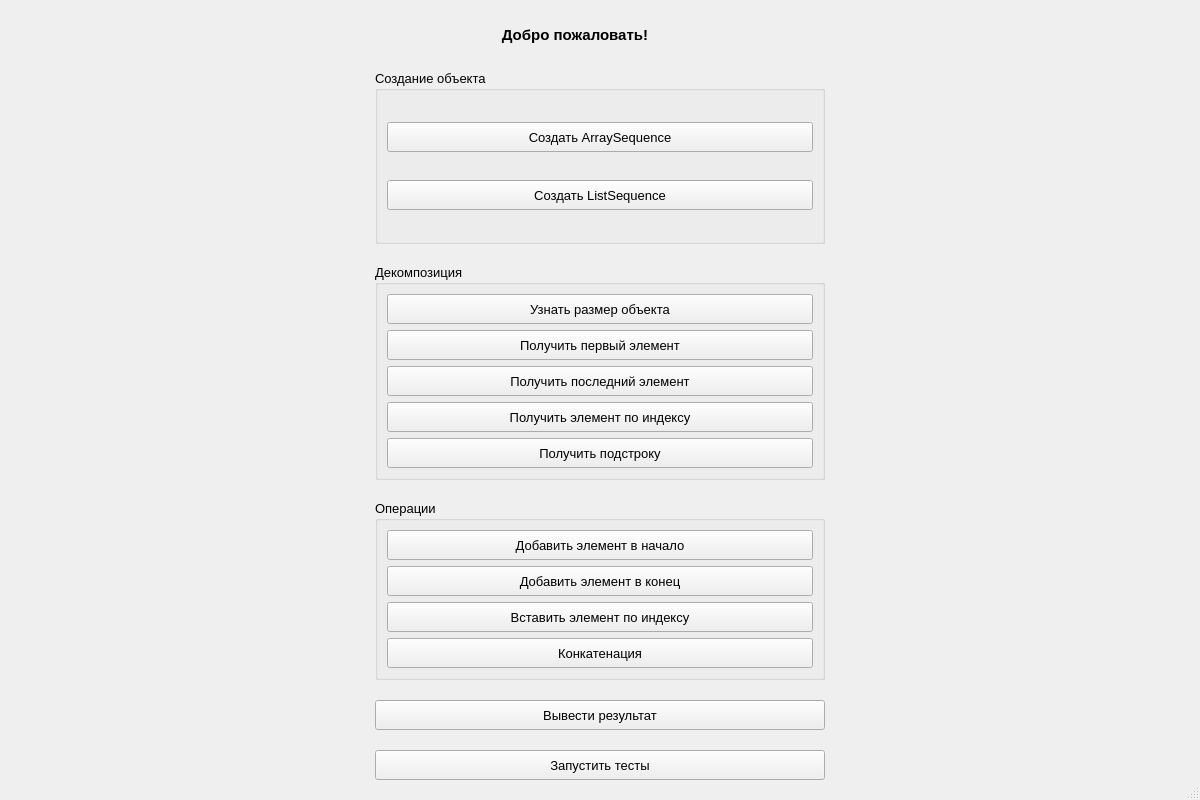
First picture: the form in app/mainwindow.ui, repository Defenderrus/Lab_22, before the edit.
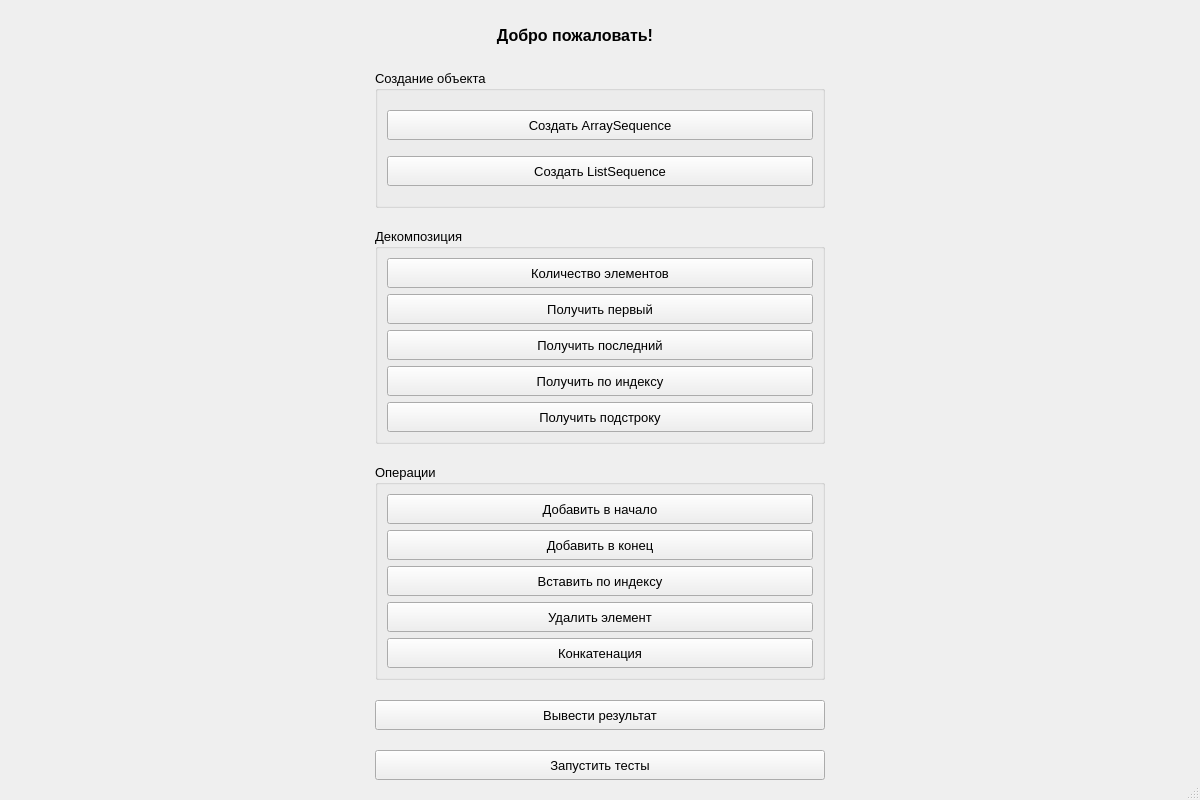
Second picture: the form after the edit.

Patch:
```diff
--- a/app/mainwindow.ui
+++ b/app/mainwindow.ui
@@ -18,8 +18,8 @@
   </property>
   <property name="font">
    <font>
-    <family>Arial</family>
-    <pointsize>12</pointsize>
+    <family>Segoe UI</family>
+    <pointsize>10</pointsize>
     <bold>false</bold>
    </font>
   </property>
@@ -33,13 +33,6 @@
      <height>800</height>
     </size>
    </property>
-   <property name="font">
-    <font>
-     <family>Arial</family>
-     <pointsize>10</pointsize>
-     <bold>false</bold>
-    </font>
-   </property>
    <layout class="QGridLayout" name="gridLayout">
     <property name="topMargin">
      <number>20</number>
@@ -60,8 +53,8 @@
       </property>
       <property name="font">
        <font>
-        <family>Arial</family>
-        <pointsize>11</pointsize>
+        <family>Segoe UI</family>
+        <pointsize>12</pointsize>
         <bold>true</bold>
        </font>
       </property>
@@ -94,7 +87,7 @@
           </size>
          </property>
          <property name="text">
-          <string>Добавить элемент в начало</string>
+          <string>Добавить в начало</string>
          </property>
         </widget>
        </item>
@@ -107,7 +100,7 @@
           </size>
          </property>
          <property name="text">
-          <string>Добавить элемент в конец</string>
+          <string>Добавить в конец</string>
          </property>
         </widget>
        </item>
@@ -120,7 +113,7 @@
           </size>
          </property>
          <property name="text">
-          <string>Вставить элемент по индексу</string>
+          <string>Вставить по индексу</string>
          </property>
         </widget>
        </item>
@@ -133,6 +126,19 @@
           </size>
          </property>
          <property name="text">
+          <string>Удалить элемент</string>
+         </property>
+        </widget>
+       </item>
+       <item>
+        <widget class="QPushButton" name="pushButton_12">
+         <property name="minimumSize">
+          <size>
+           <width>400</width>
+           <height>30</height>
+          </size>
+         </property>
+         <property name="text">
           <string>Конкатенация</string>
          </property>
         </widget>
@@ -161,7 +167,7 @@
           </size>
          </property>
          <property name="text">
-          <string>Узнать размер объекта</string>
+          <string>Количество элементов</string>
          </property>
         </widget>
        </item>
@@ -174,7 +180,7 @@
           </size>
          </property>
          <property name="text">
-          <string>Получить первый элемент</string>
+          <string>Получить первый</string>
          </property>
         </widget>
        </item>
@@ -187,7 +193,7 @@
           </size>
          </property>
          <property name="text">
-          <string>Получить последний элемент</string>
+          <string>Получить последний</string>
          </property>
         </widget>
        </item>
@@ -200,7 +206,7 @@
           </size>
          </property>
          <property name="text">
-          <string>Получить элемент по индексу</string>
+          <string>Получить по индексу</string>
          </property>
         </widget>
        </item>
@@ -221,7 +227,7 @@
      </widget>
     </item>
     <item row="4" column="0">
-     <widget class="QPushButton" name="pushButton_12">
+     <widget class="QPushButton" name="pushButton_13">
       <property name="minimumSize">
        <size>
         <width>400</width>
@@ -293,7 +299,7 @@
      </widget>
     </item>
     <item row="5" column="0">
-     <widget class="QPushButton" name="pushButton_13">
+     <widget class="QPushButton" name="pushButton_14">
       <property name="minimumSize">
        <size>
         <width>400</width>
```
